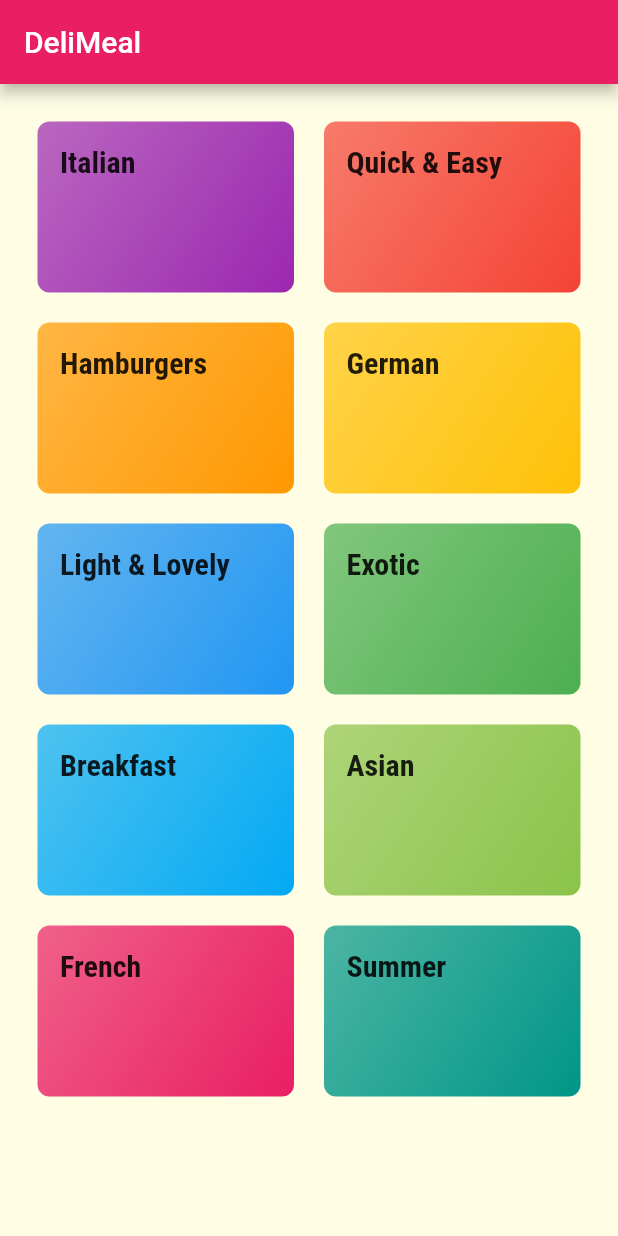
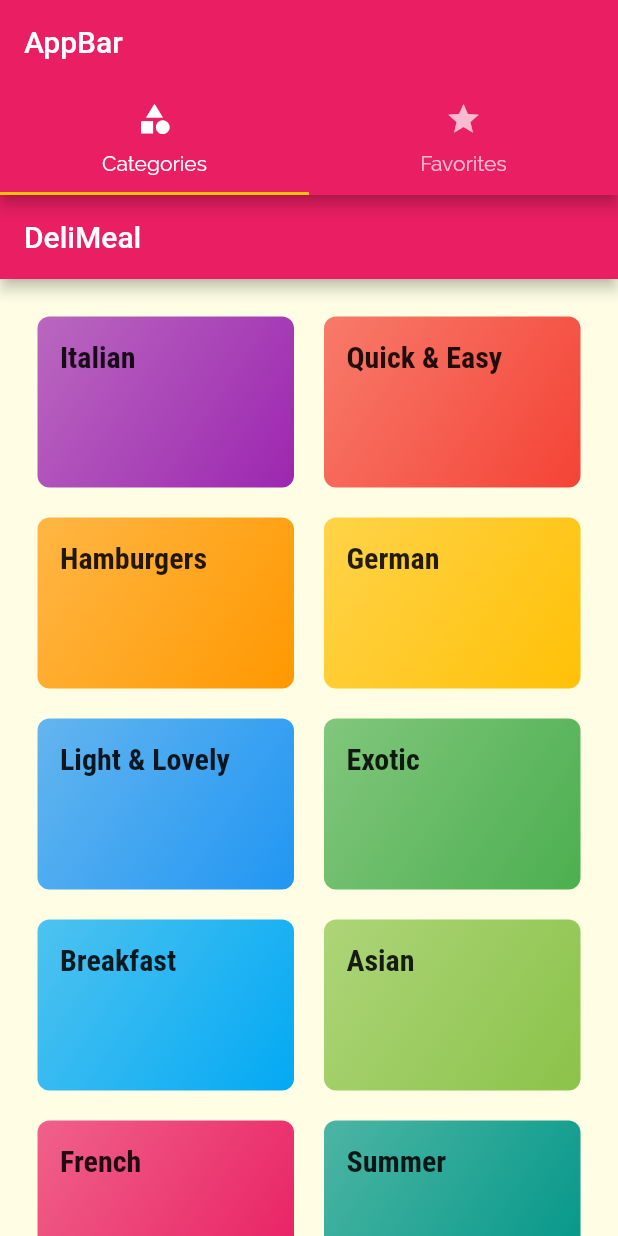
Before and after one commit to Luciolesnt/meals_app_nav_and_screens, a Flutter app: the screen it shows after launch, on a phone screen of 412 x 824 dp. Run offline on Flutter 3.47's test engine with Material 2 defaults, Android fonts, the phone set to English and light mode, and no system bars.

Commit message:
Feat(tabBar): Adding a TabBar to the AppBar

```diff
--- a/lib/main.dart
+++ b/lib/main.dart
@@ -1,5 +1,6 @@
 import 'package:flutter/material.dart';
-import 'package:meals_app_nav_and_screens/screens/meal_detail_screen.dart';
+import './screens/meal_detail_screen.dart';
+import './screens/tabs_screen.dart';
 import './screens/categories_screen.dart';
 import './screens/category_meals_screen.dart';
 
@@ -36,7 +37,7 @@ class MyApp extends StatelessWidget {
       ),
       initialRoute: '/',
       routes: {
-        '/': (context) => const CategoriesScreen(),
+        '/': (context) => const TabsScreen(),
         CategoryMealsScreen.routeName: (context) => const CategoryMealsScreen(),
         MealDetailScreen.routeName: (context) => const MealDetailScreen(),
       },
--- /dev/null
+++ b/lib/screens/favorites_screen.dart
@@ -0,0 +1,12 @@
+import 'package:flutter/src/widgets/framework.dart';
+import 'package:flutter/src/widgets/placeholder.dart';
+import 'package:flutter/material.dart';
+
+class FavoritesScreen extends StatelessWidget {
+  const FavoritesScreen({super.key});
+
+  @override
+  Widget build(BuildContext context) {
+    return const Center();
+  }
+}
--- /dev/null
+++ b/lib/screens/tabs_screen.dart
@@ -0,0 +1,36 @@
+import 'package:flutter/material.dart';
+// Toujours uitiliser un import relatif
+import '../screens/favorites_screen.dart';
+import '../screens/categories_screen.dart';
+
+class TabsScreen extends StatefulWidget {
+  const TabsScreen({super.key});
+
+  @override
+  State<TabsScreen> createState() => _TabsScreenState();
+}
+
+class _TabsScreenState extends State<TabsScreen> {
+  @override
+  Widget build(BuildContext context) {
+    return DefaultTabController(
+      length: 2,
+      // Par défaut => 0
+      initialIndex: 0,
+      child: Scaffold(
+        appBar: AppBar(
+          title: const Text('AppBar'),
+          bottom: const TabBar(
+            tabs: <Widget>[
+              Tab(icon: Icon(Icons.category), text: 'Categories'),
+              Tab(icon: Icon(Icons.star), text: 'Favorites'),
+            ],
+          ),
+        ),
+        body: const TabBarView(
+          children: <Widget>[CategoriesScreen(), FavoritesScreen()],
+        ),
+      ),
+    );
+  }
+}
```
